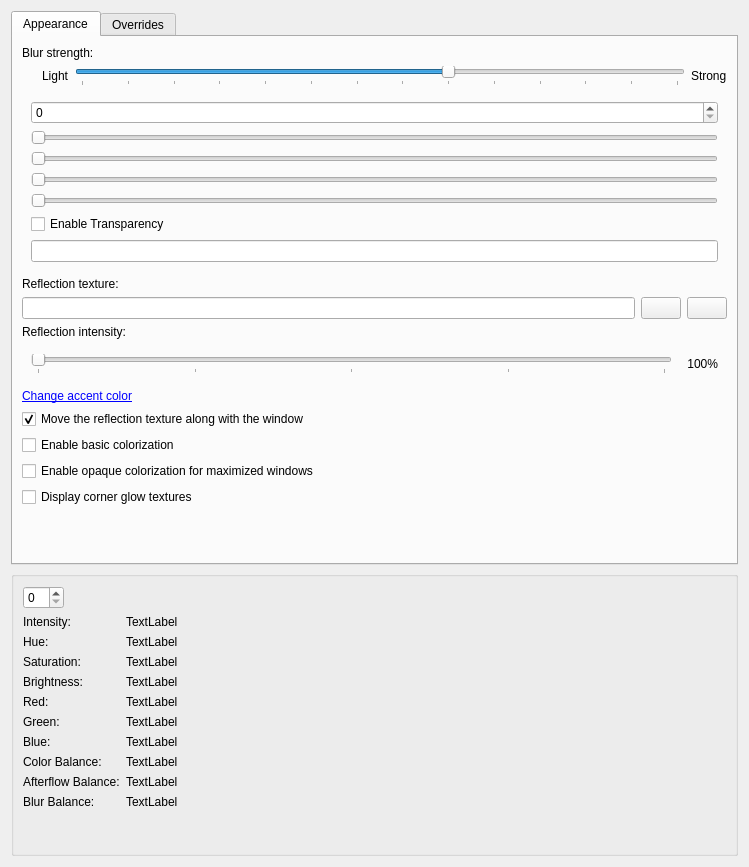
Before: the Qt Designer form effects_cpp/wayland/kde-effects-aeroglassblur/src/kcm/blur_config.ui in aeroshell-desktop/aeroshell-kwin-components, drawn with Qt 5.
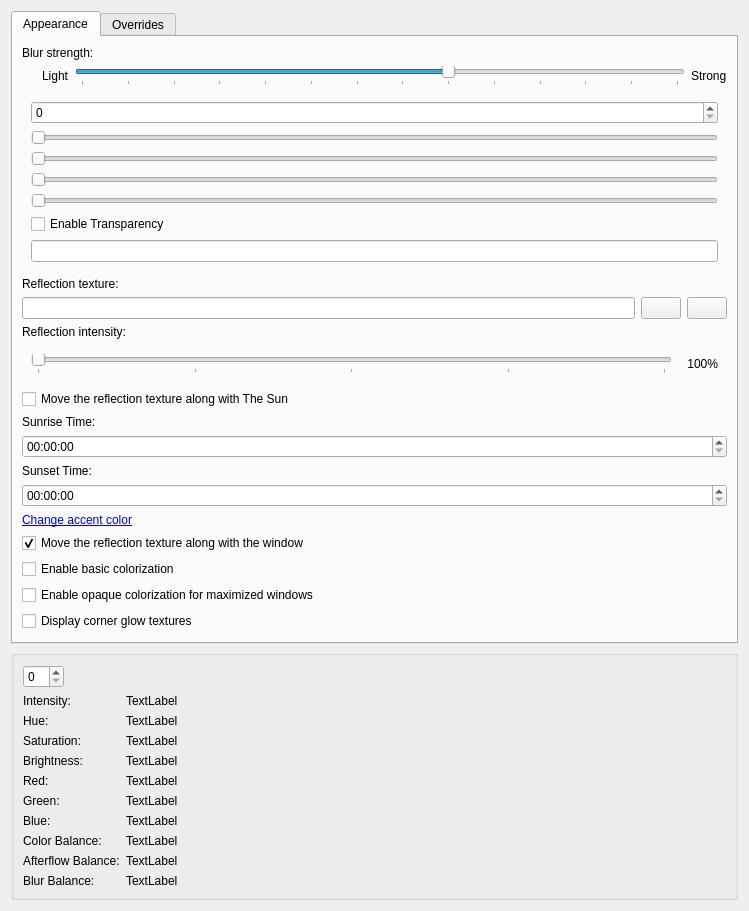
After: the same form once the commit is applied. Icons and pictures are not drawn.

Commit message: Aero Glass Blur (Wayland): implement time-based reflection

Patch:
```diff
--- a/effects_cpp/wayland/kde-effects-aeroglassblur/src/kcm/blur_config.ui
+++ b/effects_cpp/wayland/kde-effects-aeroglassblur/src/kcm/blur_config.ui
@@ -6,8 +6,8 @@
    <rect>
     <x>0</x>
     <y>0</y>
-    <width>577</width>
-    <height>867</height>
+    <width>714</width>
+    <height>901</height>
    </rect>
   </property>
   <layout class="QVBoxLayout">
@@ -266,6 +266,33 @@
          </layout>
         </widget>
        </item>
+       <item>
+        <widget class="QCheckBox" name="kcfg_ReflectionFollowsSun">
+         <property name="text">
+          <string>Move the reflection texture along with The Sun</string>
+         </property>
+        </widget>
+       </item>
+       <item>
+        <widget class="QLabel" name="label_6">
+         <property name="text">
+          <string>Sunrise Time:</string>
+         </property>
+        </widget>
+       </item>
+       <item>
+        <widget class="QTimeEdit" name="kcfg_SunriseTime"/>
+       </item>
+       <item>
+        <widget class="QLabel" name="label_7">
+         <property name="text">
+          <string>Sunset Time:</string>
+         </property>
+        </widget>
+       </item>
+       <item>
+        <widget class="QTimeEdit" name="kcfg_SunsetTime"/>
+       </item>
        <item>
         <widget class="QLabel" name="showAccentColor_label">
          <property name="cursor">
```
Left out of the diff: 2 changed lines with no effect on the pictures. The commit also changes 6 other files.
